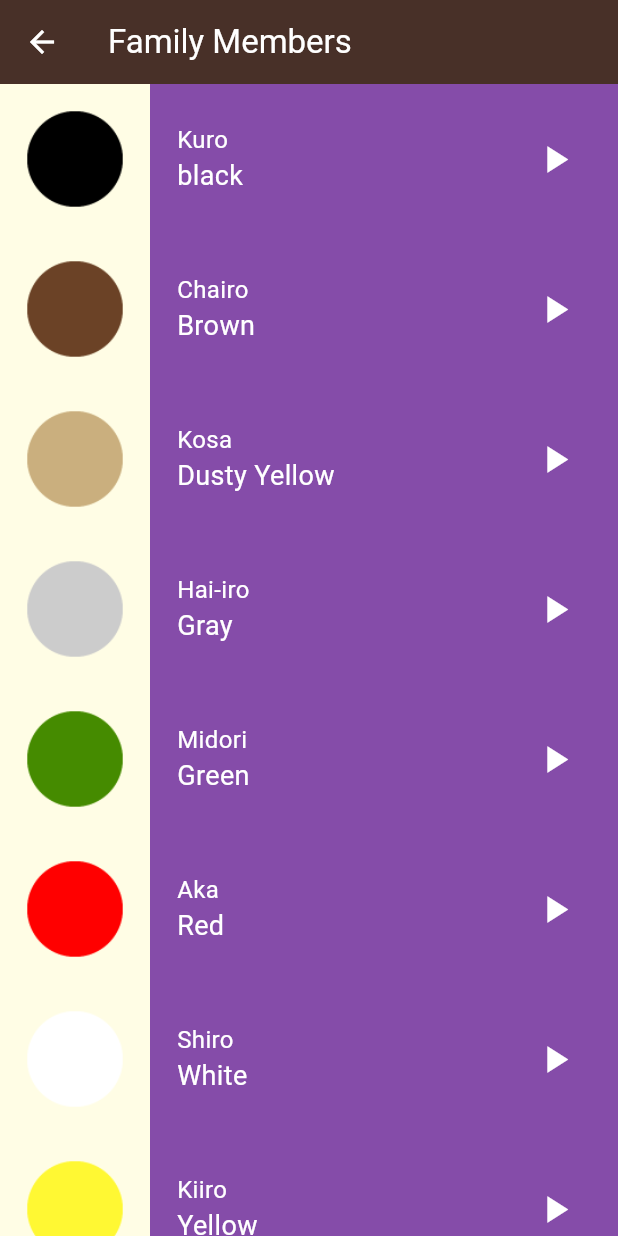
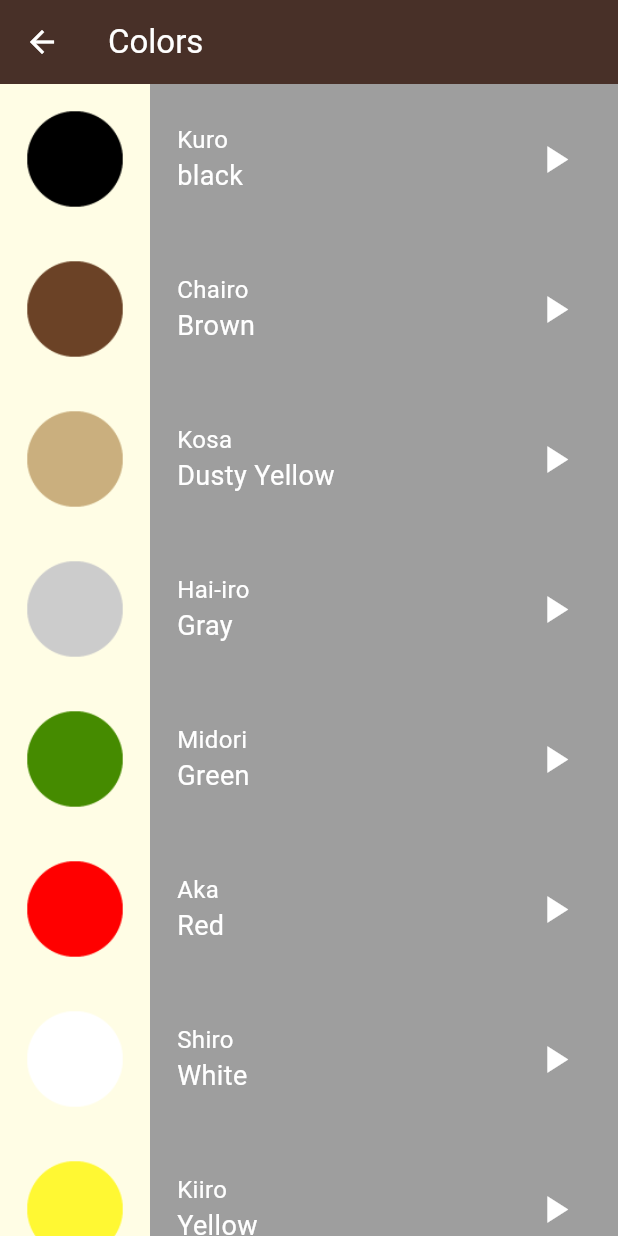
Before and after one commit to yasser-osamaa/Simple-Learning-App, a Flutter app: the screen it shows after launch, after a tap on "Colors", on a phone screen of 412 x 824 dp. Run offline on Flutter 3.47's test engine with Material 3 defaults, Android fonts, the light colour scheme and no system bars; our stand-ins replace audioplayers.

Commit message:
change some colors and add fonts and make new shape for custom container

```diff
--- a/lib/components/custom_container.dart
+++ b/lib/components/custom_container.dart
@@ -11,15 +11,10 @@ class Category extends StatelessWidget {
       onTap: onTap,
       child: Padding(
         padding: const EdgeInsets.symmetric(horizontal: 30),
+        child: ClipRRect(
+          borderRadius: const BorderRadius.only(
+              topLeft: Radius.circular(40), bottomRight: Radius.circular(40)),
           child: Container(
-          decoration: const BoxDecoration
-          (
-            borderRadius: BorderRadius.only(
-              topLeft: Radius.circular(40) ,
-              bottomRight:Radius.circular(40) ,
-
-            ),
-          ),
             padding: const EdgeInsets.only(left: 16),
             alignment: Alignment.centerLeft,
             height: 65,
@@ -34,6 +29,7 @@ class Category extends StatelessWidget {
             ),
           ),
         ),
+      ),
     );
   }
 }
--- a/lib/main.dart
+++ b/lib/main.dart
@@ -15,4 +15,5 @@ class TukoApp extends StatelessWidget {
       home: HomePage(),
     );
   }
+
 }
--- a/lib/screens/colors_page.dart
+++ b/lib/screens/colors_page.dart
@@ -54,7 +54,7 @@ class ColorPage extends StatelessWidget {
         backgroundColor: const Color(0xff483028),
         iconTheme: const IconThemeData(color: Colors.white),
         title: const Text(
-          'Family Members',
+          'Colors',
           style: TextStyle(
             color: Colors.white,
             fontSize: 22,
@@ -66,7 +66,7 @@ class ColorPage extends StatelessWidget {
         itemBuilder: (context, index) {
           return ItemNumber(
             object: colors[index],
-            color: const Color(0xff854CA9),
+            color: Colors.grey,
           );
         },
       ),
--- a/lib/screens/home_page.dart
+++ b/lib/screens/home_page.dart
@@ -14,7 +14,7 @@ class HomePage extends StatelessWidget {
       backgroundColor: const Color(0xffFDF5DA),
       appBar: AppBar(
         title: const Text(
-          'Toku',
+          'Learning App',
           style: TextStyle(
             color: Colors.white,
           ),
@@ -24,6 +24,14 @@ class HomePage extends StatelessWidget {
       body: Column(
         mainAxisAlignment: MainAxisAlignment.spaceEvenly,
         children: [
+          const Text(
+            'Hello!!!\n konnichiwa!!!',
+            style: TextStyle(
+              color: Color(0xff503B33),
+              fontFamily: 'Edu Australia VIC WA NT Hand',
+              fontSize: 45,
+            ),
+          ),
           Category(
             onTap: () {
               Navigator.push(
@@ -60,7 +68,7 @@ class HomePage extends StatelessWidget {
               );
             },
             text: 'Colors',
-            color: const Color(0xff854CA9),
+            color: Colors.grey,
           ),
           Category(
             onTap: () {
```
Also changed, not shown: pubspec.yaml (+5 -6 lines), fonts/EduAUVICWANTHand-VariableFont_wght.ttf (added), 7 other files. Lines whose indentation alone changed are shown as unchanged.
